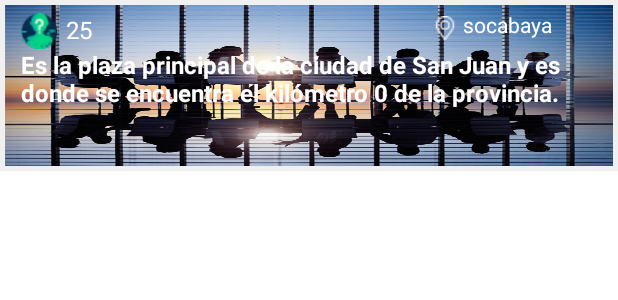
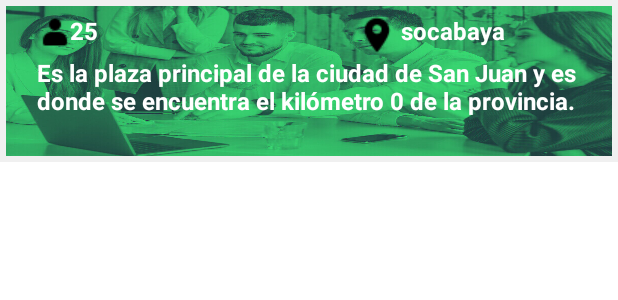
Before and after one commit to guidochavarris2/reuu_premium, an Android app: the layout listados_home.xml on its own in the app's theme, with its tools: preview values and no code run, on a phone screen of 412 x 824 dp. Shown: the top 300 px of the screen. Run offline under Robolectric (Android 15) with nearby library versions, the phone set to English and light mode, and no system bars.

Commit message:
modificacion vista principal

```diff
--- a/app/src/main/res/layout/activity_configuracion.xml
+++ b/app/src/main/res/layout/activity_configuracion.xml
@@ -65,7 +65,7 @@
             android:textColor="#ffffff"
             android:textSize="20sp"
             android:textStyle="bold"
-            app:cornerRadius="10dp" />
+            app:cornerRadius="0dp" />
 
         <Button
             android:layout_width="350dp"
--- a/app/src/main/res/layout/listados_home.xml
+++ b/app/src/main/res/layout/listados_home.xml
@@ -14,19 +14,8 @@
         android:orientation="vertical" >
 
         <LinearLayout
-            android:layout_width="match_parent"
-            android:layout_height="wrap_content"
-            android:layout_margin="0dp"
-
-            android:orientation="vertical" >
-
-
-
-        </LinearLayout>
-
-        <LinearLayout
             android:id="@+id/box_container"
-            android:layout_width="match_parent"
+            android:layout_width="wrap_content"
             android:layout_height="wrap_content"
             android:layout_margin="2dp"
 
@@ -34,12 +23,14 @@
 
             <LinearLayout
                 android:id="@+id/single_post_circuito_linearbox"
-                android:layout_width="match_parent"
-                android:layout_height="107dp"
-                android:layout_margin="1dp"
-                android:background="@drawable/reu"
+                android:layout_width="wrap_content"
+                android:layout_height="100dp"
+                android:layout_margin="2dp"
+                android:background="@drawable/l_reunion5"
                 android:orientation="horizontal"
-                android:padding="5dp">
+                android:padding="5dp"
+                android:radius="10dp"
+                >
 
 
                 <LinearLayout
@@ -52,10 +43,8 @@
                         android:id="@+id/txtid2"
                         android:layout_width="wrap_content"
                         android:layout_height="wrap_content"
-                        android:layout_marginLeft="5dp"
-                        android:background="@drawable/desconocido"
-
-
+                        android:layout_marginLeft="15dp"
+                        android:background="@drawable/l_usuario"
                         android:textAppearance="?android:attr/textAppearanceLarge"
                         android:textColor="@color/white"
                         android:textSize="14sp" />
@@ -64,11 +53,10 @@
                         android:id="@+id/txtnombre"
                         android:layout_width="wrap_content"
                         android:layout_height="wrap_content"
-                        android:layout_marginStart="35dp"
-                        android:layout_marginLeft="5dp"
+                        android:layout_marginStart="37dp"
                         android:layout_marginTop="-24dp"
                         android:layout_marginRight="-100dp"
-
+                        android:textStyle="bold"
                         android:text="25"
                         android:textAppearance="?android:attr/textAppearanceLarge"
                         android:textColor="@color/white"
@@ -78,21 +66,23 @@
                         android:id="@+id/txtubicacion2"
                         android:layout_width="wrap_content"
                         android:layout_height="wrap_content"
-                        android:layout_marginLeft="280dp"
+                        android:layout_marginLeft="230dp"
                         android:layout_marginTop="-20dp"
-                        android:background="@drawable/ubicacion"
-
+                        android:background="@drawable/l_ubicacion"
                         android:textAppearance="?android:attr/textAppearanceSmall"
                         android:textColor="@color/white"
-                        android:textSize="8sp" />
+                        android:textSize="8sp"
+                        android:textStyle="bold" />
 
                     <TextView
                         android:id="@+id/txtubicacion"
                         android:layout_width="wrap_content"
                         android:layout_height="wrap_content"
-                        android:layout_marginLeft="300dp"
-                        android:layout_marginTop="-20dp"
+                        android:layout_marginLeft="258dp"
+                        android:layout_marginTop="-26dp"
                         android:text="socabaya"
+                        android:textStyle="bold"
+                        android:textSize="16sp"
                         android:textAppearance="?android:attr/textAppearanceSmall"
                         android:textColor="@color/white" />
 
@@ -100,14 +90,15 @@
                         android:id="@+id/txtid"
                         android:layout_width="wrap_content"
                         android:layout_height="wrap_content"
-                        android:layout_marginLeft="5dp"
+                        android:layout_marginLeft="15dp"
                         android:layout_marginTop="6dp"
                         android:layout_marginRight="10dp"
                         android:text="Es la plaza principal de la ciudad de San Juan y es donde se encuentra el kilómetro 0 de la provincia."
                         android:textAppearance="?android:attr/textAppearanceSmall"
                         android:textColor="@color/white"
                         android:textSize="16sp"
-                        android:textStyle="bold" />
+                        android:textStyle="bold"
+                        />
 
                 </LinearLayout>
 
```
Also changed, not shown: app/src/main/AndroidManifest.xml (+14 -0 lines), app/src/main/res/drawable/esquinas_redondeadas.xml (added, +22 -0 lines), app/src/main/res/layout/activity_main.xml (+6 -6 lines), app/src/main/res/drawable/l_reunion5.jpeg (added), app/src/main/res/drawable/l_ubicacion.png (added), app/src/main/res/drawable/l_usuario.png (added).
